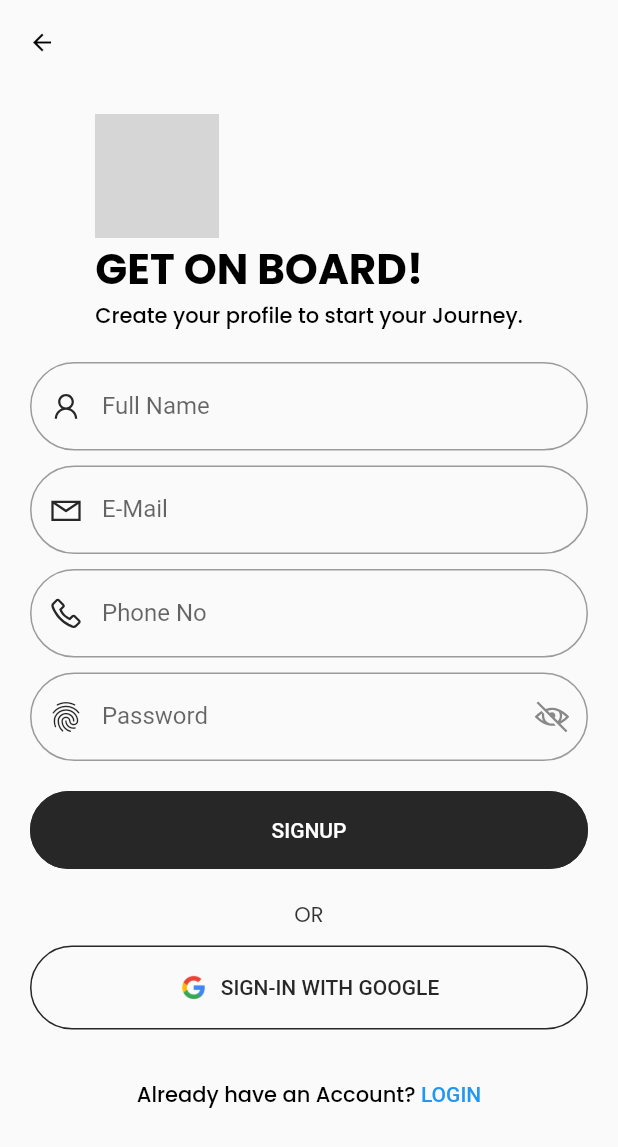
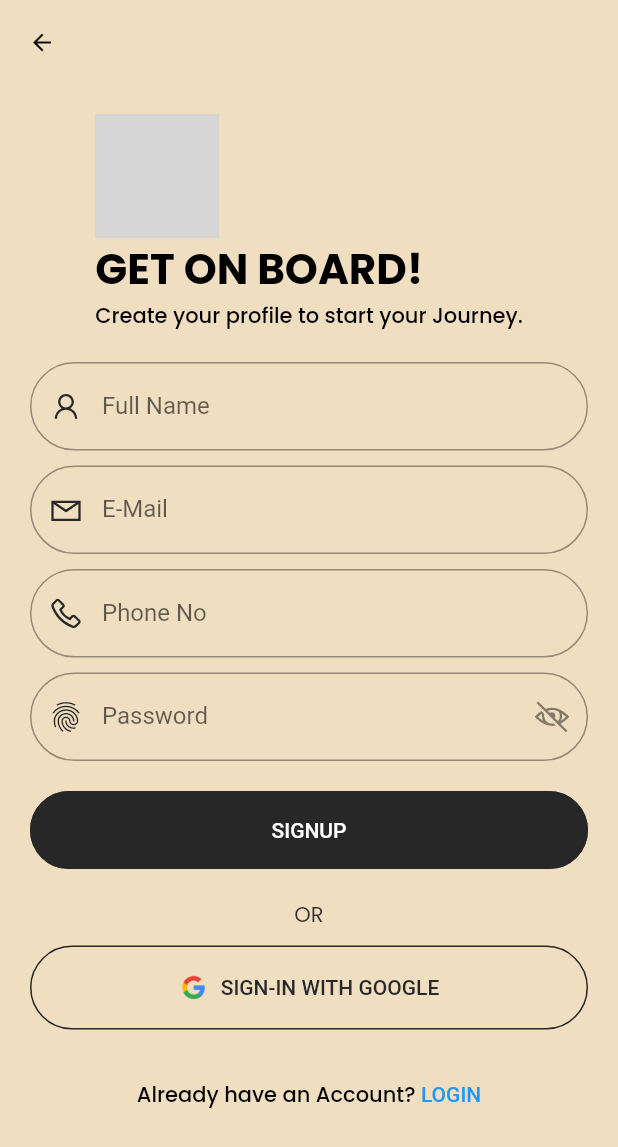
Before and after one commit to Jaimemar12/pony_logistics, a Flutter app: the screen it shows after launch, after a tap on "SIGNUP", on a phone screen of 412 x 824 dp. Shown: the top 1147 px of the screen. Run offline on Flutter 3.47's test engine with Material 2 defaults, Android fonts, the light colour scheme and no system bars; our stand-ins replace auto_size_text, camera, cloud_firestore, firebase_auth, firebase_core, flutter_native_splash and 10 more; missing offline and left inert: firedart, google_mlkit_text_recognition, gsheets, window_size; accounts and stored records are empty; key blocks and very long unbroken strings in the code were emptied for the run; grey boxes are pictures that could not be loaded.

Commit message:
updated files

```diff
--- a/lib/main.dart
+++ b/lib/main.dart
@@ -6,6 +6,7 @@ import 'package:flutter/material.dart';
 import 'package:flutter/services.dart';
 import 'package:get/get.dart';
 import 'package:pony_logistics/firebase_options.dart';
+import 'package:pony_logistics/src/constants/colors.dart';
 import 'package:pony_logistics/src/features/authentication/screens/welcome/welcome_screen.dart';
 import 'package:pony_logistics/src/repository/authentication_repository/authentication_repository.dart';
 import 'package:pony_logistics/src/repository/google_sheets_repository/google_sheets_repository.dart';
@@ -35,6 +36,13 @@ Future<void> main() async {
         setWindowTitle('Pony Logistics');
       }
     });
+  }
+
+  if(Platform.isAndroid) {
+    final Brightness brightness = WidgetsBinding.instance.window.platformBrightness;
+    SystemChrome.setSystemUIOverlayStyle(SystemUiOverlayStyle(
+      systemNavigationBarColor: brightness == Brightness.light ? tPrimaryColor : tAccentColor, // change the color to your desired color
+    ));
   }
 
   // FlutterNativeSplash.preserve(widgetsBinding: widgetsBinding);
--- a/lib/src/features/authentication/controllers/login_controller.dart
+++ b/lib/src/features/authentication/controllers/login_controller.dart
@@ -34,4 +34,9 @@ class LoginController extends GetxController {
       ));
     }
   }
+
+  void clear(){
+    email.clear();
+    password.clear();
+  }
 }
--- a/lib/src/features/authentication/screens/login/login_screen.dart
+++ b/lib/src/features/authentication/screens/login/login_screen.dart
@@ -2,6 +2,7 @@ import 'package:flutter/material.dart';
 import 'package:pony_logistics/src/common_widgets/form/form_header_widget.dart';
 import 'package:pony_logistics/src/constants/image_strings.dart';
 import 'package:pony_logistics/src/constants/text_strings.dart';
+import '../../../../constants/colors.dart';
 import '../../../../constants/sizes.dart';
 import 'widgets/login_footer_widget.dart';
 import 'widgets/login_form_widget.dart';
@@ -13,6 +14,10 @@ class LoginScreen extends StatelessWidget {
   Widget build(BuildContext context) {
     return SafeArea(
       child: Scaffold(
+        backgroundColor:
+        MediaQuery.of(context).platformBrightness == Brightness.dark
+            ? tAccentColor
+            : tPrimaryColor,
         appBar: AppBar(),
         body: SingleChildScrollView(
           child: Container(
--- a/lib/src/features/authentication/screens/login/widgets/login_form_widget.dart
+++ b/lib/src/features/authentication/screens/login/widgets/login_form_widget.dart
@@ -72,6 +72,7 @@ class _LoginFormWidget extends State<LoginFormWidget> {
                         controller.email.text.trim(),
                         controller.password.text.trim());
                     if (result == 'Success') {
+                      controller.clear();
                       Get.to(() => const AdminDashboard(),
                           transition: Transition.noTransition);
                     }
@@ -116,6 +117,7 @@ class _LoginFormWidget extends State<LoginFormWidget> {
                               controller.email.text.trim(),
                               controller.password.text.trim());
                       if (result == 'Success') {
+                        controller.clear();
                         Get.to(() => const AdminDashboard(),
                             transition: Transition.noTransition);
                       }
--- a/lib/src/features/authentication/screens/on_boarding/on_boarding_screen.dart
+++ b/lib/src/features/authentication/screens/on_boarding/on_boarding_screen.dart
@@ -13,6 +13,10 @@ class OnBoardingScreen extends StatelessWidget {
   Widget build(BuildContext context) {
     final obController = OnBoardingController();
     return Scaffold(
+      backgroundColor:
+      MediaQuery.of(context).platformBrightness == Brightness.dark
+          ? tAccentColor
+          : tPrimaryColor,
       body: Stack(
         alignment: Alignment.center,
         children: [
--- a/lib/src/features/authentication/screens/signup/signup_screen.dart
+++ b/lib/src/features/authentication/screens/signup/signup_screen.dart
@@ -4,6 +4,7 @@ import 'package:pony_logistics/src/constants/text_strings.dart';
 import 'package:pony_logistics/src/features/authentication/screens/signup/widgets/signup_footer_widget.dart';
 import 'package:pony_logistics/src/features/authentication/screens/signup/widgets/signup_form_widget.dart';
 import '../../../../common_widgets/form/form_header_widget.dart';
+import '../../../../constants/colors.dart';
 import '../../../../constants/sizes.dart';
 
 class SignUpScreen extends StatelessWidget {
@@ -13,6 +14,10 @@ class SignUpScreen extends StatelessWidget {
   Widget build(BuildContext context) {
     return SafeArea(
       child: Scaffold(
+        backgroundColor:
+        MediaQuery.of(context).platformBrightness == Brightness.dark
+            ? tAccentColor
+            : tPrimaryColor,
         appBar: AppBar(),
         body: SingleChildScrollView(
           child: Container(
--- a/lib/src/features/authentication/screens/welcome/welcome_screen.dart
+++ b/lib/src/features/authentication/screens/welcome/welcome_screen.dart
@@ -20,7 +20,10 @@ class WelcomeScreen extends StatelessWidget {
 
     return SafeArea(
         child: Scaffold(
-      backgroundColor: isDarkMode ? tSecondaryColor : tPrimaryColor,
+      backgroundColor:
+          MediaQuery.of(context).platformBrightness == Brightness.dark
+              ? tAccentColor
+              : tPrimaryColor,
       body: Container(
         padding: const EdgeInsets.all(tDefaultSize),
         child: Column(
--- a/lib/src/features/core/screens/dashboard/admin_dashboard.dart
+++ b/lib/src/features/core/screens/dashboard/admin_dashboard.dart
@@ -13,7 +13,6 @@ import 'dart:async';
 import 'package:flutter/services.dart';
 import 'package:get/get.dart';
 import 'package:line_awesome_flutter/line_awesome_flutter.dart';
-import 'package:pony_logistics/src/features/authentication/models/user_model.dart';
 import 'package:pony_logistics/src/features/core/controllers/profile_controller.dart';
 import 'package:pony_logistics/src/features/core/models/dashboard/package_model.dart';
 import 'package:pony_logistics/src/features/core/screens/dashboard/components/users.dart';
--- a/lib/src/features/core/screens/dashboard/result_screen.dart
+++ b/lib/src/features/core/screens/dashboard/result_screen.dart
@@ -3,7 +3,7 @@ import 'package:flutter/material.dart';
 class ResultScreen extends StatelessWidget {
   final String text;
 
-  const ResultScreen({super.key, required this.text});
+  const ResultScreen({Key? key, required this.text}) : super(key: key);
 
   @override
   Widget build(BuildContext context) => Scaffold(
@@ -12,7 +12,9 @@ class ResultScreen extends StatelessWidget {
     ),
     body: Container(
       padding: const EdgeInsets.all(30.0),
-      child: Text(text),
+      child: SingleChildScrollView(
+        child: Text(text),
+      ),
     ),
   );
 }
--- a/pubspec.yaml
+++ b/pubspec.yaml
@@ -37,7 +37,7 @@ dependencies:
   camera: ^0.10.4
   google_mlkit_text_recognition: ^0.6.0
   permission_handler: ^10.2.0
-  flutter_speed_dial: ^6.2.0
+  image_cropper: ^3.0.3
 
 dev_dependencies:
   flutter_test:
```
Also changed, not shown: lib/src/features/core/screens/dashboard/scan_picture_screen.dart (+85 -15 lines), lib/src/features/core/screens/dashboard/submit_package_screen.dart (+15 -27 lines), pubspec.lock (added), 3 other files.
